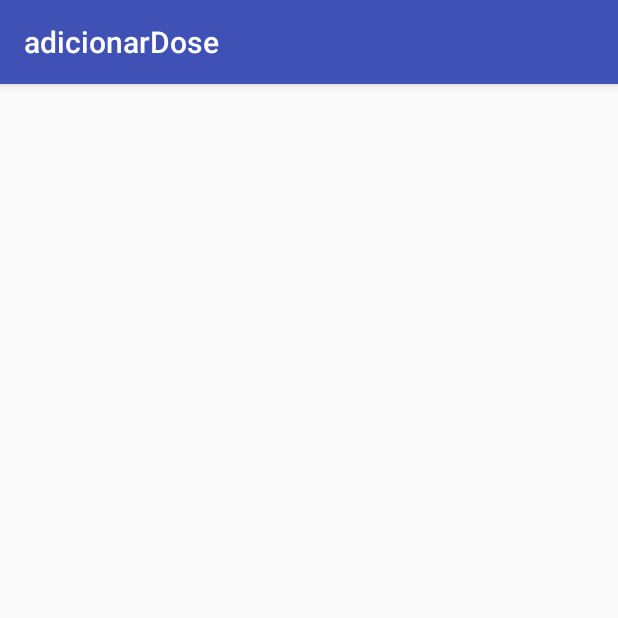
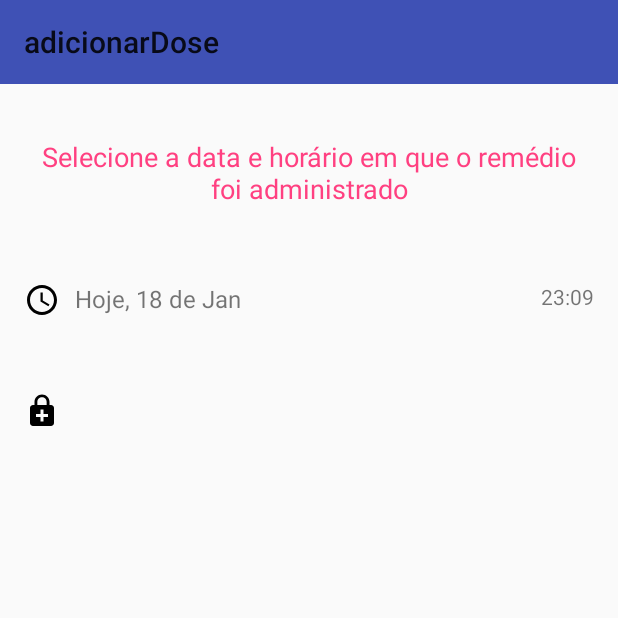
Before and after one commit to thalessn/MedAlarm, an Android app: the adicionarDose screen opened directly, with no data from a screen before it, on a phone screen of 412 x 824 dp, the top half of it. Run offline under Robolectric (Android 15) with nearby library versions, the phone set to English and light mode, and no system bars.

Commit message:
Criei a classe da janela Adicionar dose

```diff
--- a/app/src/main/java/com/gmail/thales_silva_nascimento/alarmmed/activity/MedicamentoDetalhe.java
+++ b/app/src/main/java/com/gmail/thales_silva_nascimento/alarmmed/activity/MedicamentoDetalhe.java
@@ -24,6 +24,7 @@ import android.widget.Toast;
 
 import com.bumptech.glide.Glide;
 import com.gmail.thales_silva_nascimento.alarmmed.R;
+import com.gmail.thales_silva_nascimento.alarmmed.adicionarDose;
 import com.gmail.thales_silva_nascimento.alarmmed.controller.AlarmeController;
 import com.gmail.thales_silva_nascimento.alarmmed.controller.HistoricoController;
 import com.gmail.thales_silva_nascimento.alarmmed.controller.LembreteCompraController;
@@ -62,6 +63,7 @@ public class MedicamentoDetalhe extends AppCompatActivity implements reabastecer
     private RelativeLayout rlRetomar;
     private RelativeLayout rlSuspender;
     private Button btnRetomar;
+    private Button btnAddDose;
 
     @Override
     protected void onCreate(Bundle savedInstanceState) {
@@ -83,6 +85,15 @@ public class MedicamentoDetalhe extends AppCompatActivity implements reabastecer
         btnRetomar = (Button) findViewById(R.id.btnRetomar);
         rlRetomar = (RelativeLayout) findViewById(R.id.rlRetomar);
         rlSuspender = (RelativeLayout) findViewById(R.id.rlSuspender);
+        btnAddDose = (Button) findViewById(R.id.btnAddDose);
+
+        btnAddDose.setOnClickListener(new View.OnClickListener() {
+            @Override
+            public void onClick(View v) {
+                Intent i = new Intent(MedicamentoDetalhe.this, adicionarDose.class);
+                startActivity(i);
+            }
+        });
 
         btnReabastecer.setOnClickListener(new View.OnClickListener() {
             @Override
--- a/app/src/main/java/com/gmail/thales_silva_nascimento/alarmmed/adicionarDose.java
+++ b/app/src/main/java/com/gmail/thales_silva_nascimento/alarmmed/adicionarDose.java
@@ -1,5 +1,6 @@
 package com.gmail.thales_silva_nascimento.alarmmed;
 
+import android.content.Intent;
 import android.os.Bundle;
 import android.support.design.widget.FloatingActionButton;
 import android.support.design.widget.Snackbar;
@@ -16,14 +17,17 @@ public class adicionarDose extends AppCompatActivity {
         Toolbar toolbar = (Toolbar) findViewById(R.id.toolbar);
         setSupportActionBar(toolbar);
 
-        FloatingActionButton fab = (FloatingActionButton) findViewById(R.id.fab);
-        fab.setOnClickListener(new View.OnClickListener() {
+        toolbar.setNavigationOnClickListener(new View.OnClickListener() {
             @Override
-            public void onClick(View view) {
-                Snackbar.make(view, "Replace with your own action", Snackbar.LENGTH_LONG)
-                        .setAction("Action", null).show();
+            public void onClick(View v) {
+//                //Cria um intent para retorna o valor
+//                Intent i = new Intent();
+//                //Adiciona o resultado a ser comparado e a intent
+//                setResult(1, i);
+                finish();
             }
         });
+
     }
 
 }
--- /dev/null
+++ b/app/src/main/res/drawable-anydpi/ic_enhanced_encryption.xml
@@ -0,0 +1,9 @@
+<vector xmlns:android="http://schemas.android.com/apk/res/android"
+        android:width="24dp"
+        android:height="24dp"
+        android:viewportWidth="24.0"
+        android:viewportHeight="24.0">
+    <path
+        android:fillColor="#FF000000"
+        android:pathData="M18,8h-1V6c0,-2.76 -2.24,-5 -5,-5S7,3.24 7,6v2H6c-1.1,0 -2,0.9 -2,2v10c0,1.1 0.9,2 2,2h12c1.1,0 2,-0.9 2,-2V10c0,-1.1 -0.9,-2 -2,-2zM8.9,6c0,-1.71 1.39,-3.1 3.1,-3.1s3.1,1.39 3.1,3.1v2H8.9V6zM16,16h-3v3h-2v-3H8v-2h3v-3h2v3h3v2z"/>
+</vector>
--- /dev/null
+++ b/app/src/main/res/drawable-anydpi/ic_relogio.xml
@@ -0,0 +1,9 @@
+<vector xmlns:android="http://schemas.android.com/apk/res/android"
+        android:width="24dp"
+        android:height="24dp"
+        android:viewportWidth="24.0"
+        android:viewportHeight="24.0">
+    <path
+        android:fillColor="#FF000000"
+        android:pathData="M11.99,2C6.47,2 2,6.48 2,12s4.47,10 9.99,10C17.52,22 22,17.52 22,12S17.52,2 11.99,2zM12,20c-4.42,0 -8,-3.58 -8,-8s3.58,-8 8,-8 8,3.58 8,8 -3.58,8 -8,8zM12.5,7L11,7v6l5.25,3.15 0.75,-1.23 -4.5,-2.67z"/>
+</vector>
--- a/app/src/main/res/layout/activity_adicionar_dose.xml
+++ b/app/src/main/res/layout/activity_adicionar_dose.xml
@@ -1,16 +1,8 @@
 <?xml version="1.0" encoding="utf-8"?>
-<android.support.design.widget.CoordinatorLayout xmlns:android="http://schemas.android.com/apk/res/android"
-    xmlns:app="http://schemas.android.com/apk/res-auto"
-    xmlns:tools="http://schemas.android.com/tools"
+<RelativeLayout xmlns:android="http://schemas.android.com/apk/res/android"
     android:layout_width="match_parent"
     android:layout_height="match_parent"
-    tools:context="com.gmail.thales_silva_nascimento.alarmmed.adicionarDose">
-
-    <android.support.design.widget.AppBarLayout
-        android:id="@+id/tbAddDose"
-        android:layout_width="match_parent"
-        android:layout_height="wrap_content"
-        android:theme="@style/AppTheme.AppBarOverlay">
+    xmlns:app="http://schemas.android.com/apk/res-auto">
 
     <android.support.v7.widget.Toolbar
         android:id="@+id/toolbar"
@@ -19,7 +11,85 @@
         android:background="?attr/colorPrimary"
         app:popupTheme="@style/AppTheme.PopupOverlay" />
 
-    </android.support.design.widget.AppBarLayout>
+
+    <LinearLayout
+        android:padding="16dp"
+        android:orientation="vertical"
+        android:layout_below="@+id/toolbar"
+        android:layout_width="match_parent"
+        android:layout_height="wrap_content">
+        <TextView
+            android:layout_marginTop="20dp"
+            android:layout_width="wrap_content"
+            android:layout_height="wrap_content"
+            android:text="Selecione a data e horário em que o remédio foi administrado"
+            android:textSize="18sp"
+            android:textAlignment="center"
+            android:textColor="@color/colorAccent"/>
+        <RelativeLayout
+            android:layout_marginTop="50dp"
+            android:layout_width="match_parent"
+            android:layout_height="wrap_content"
+            android:orientation="horizontal">
+
+            <ImageView
+
+                android:id="@+id/imgRelogio"
+                android:layout_width="wrap_content"
+                android:layout_height="wrap_content"
+                android:src="@drawable/ic_relogio" />
+            <TextView
+                android:id="@+id/tvDataDose"
+                android:layout_width="wrap_content"
+                android:layout_height="wrap_content"
+                android:textSize="16sp"
+                android:layout_marginLeft="10dp"
+                android:layout_toRightOf="@id/imgRelogio"
+                android:text="Hoje, 18 de Jan" />
+            <TextView
+                android:id="@+id/tvHorarioDose"
+                android:layout_gravity="center"
+                android:layout_width="wrap_content"
+                android:layout_height="wrap_content"
+                android:layout_alignParentEnd="true"
+                android:layout_alignParentRight="true"
+                android:text="23:09" />
+        </RelativeLayout>
+
+        <RelativeLayout
+            android:layout_marginTop="50dp"
+            android:layout_width="match_parent"
+            android:layout_height="wrap_content">
+            <ImageView
+                android:id="@+id/imgRemedioDose"
+                android:layout_width="wrap_content"
+                android:layout_height="wrap_content"
+                android:src="@drawable/ic_enhanced_encryption"/>
+
+            <android.support.design.widget.TextInputLayout
+                android:layout_toRightOf="@+id/imgRemedioDose"
+                android:id="@+id/inputLayoutNome"
+                android:layout_width="0dp"
+                android:layout_height="wrap_content"
+                android:layout_marginLeft="24dp"
+                android:layout_weight="0.85">
+
+                <android.support.design.widget.TextInputEditText
+                    android:id="@+id/medicoNome"
+                    android:layout_width="0dp"
+                    android:layout_height="wrap_content"
+                    android:hint="Nome do Médico"
+                    android:inputType="textPersonName"
+                    android:textSize="20sp">
+
+                </android.support.design.widget.TextInputEditText>
 
 
-</android.support.design.widget.CoordinatorLayout>
+            </android.support.design.widget.TextInputLayout>
+        </RelativeLayout>
+
+
+    </LinearLayout>
+
+
+</RelativeLayout>
```
Lines whose indentation alone changed are shown as unchanged.
